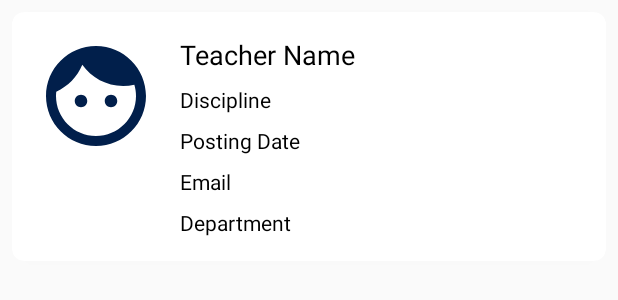
After one commit to Yashrajmotwani/ise_android_project, an Android app built with Jetpack Compose: the layout item_teacher.xml on its own in the app's theme, with its tools: preview values and no code run, on a phone screen of 412 x 824 dp. The commit adds this screen. Shown: the top 300 px of the screen. Run offline under Robolectric (Android 15) with nearby library versions, the phone set to English and light mode, and no system bars.

Commit message:
Addition of cardview, dialogbox changes, image of prof

```diff
--- /dev/null
+++ b/app/src/main/res/drawable/baseline_face_24.xml
@@ -0,0 +1,5 @@
+<vector xmlns:android="http://schemas.android.com/apk/res/android" android:height="24dp" android:tint="#011F4B" android:viewportHeight="24" android:viewportWidth="24" android:width="24dp">
+
+    <path android:fillColor="@android:color/white" android:pathData="M9,11.75c-0.69,0 -1.25,0.56 -1.25,1.25s0.56,1.25 1.25,1.25 1.25,-0.56 1.25,-1.25 -0.56,-1.25 -1.25,-1.25zM15,11.75c-0.69,0 -1.25,0.56 -1.25,1.25s0.56,1.25 1.25,1.25 1.25,-0.56 1.25,-1.25 -0.56,-1.25 -1.25,-1.25zM12,2C6.48,2 2,6.48 2,12s4.48,10 10,10 10,-4.48 10,-10S17.52,2 12,2zM12,20c-4.41,0 -8,-3.59 -8,-8 0,-0.29 0.02,-0.58 0.05,-0.86 2.36,-1.05 4.23,-2.98 5.21,-5.37C11.07,8.33 14.05,10 17.42,10c0.78,0 1.53,-0.09 2.25,-0.26 0.21,0.71 0.33,1.47 0.33,2.26 0,4.41 -3.59,8 -8,8z"/>
+
+</vector>
--- /dev/null
+++ b/app/src/main/res/layout/item_teacher.xml
@@ -0,0 +1,95 @@
+<?xml version="1.0" encoding="utf-8"?>
+<androidx.cardview.widget.CardView xmlns:android="http://schemas.android.com/apk/res/android"
+    android:layout_width="match_parent"
+    android:layout_height="wrap_content"
+    xmlns:app="http://schemas.android.com/apk/res-auto"
+    android:layout_margin="8dp"
+    app:cardCornerRadius="8dp"
+    app:cardElevation="4dp">
+
+    <androidx.constraintlayout.widget.ConstraintLayout
+        android:layout_width="match_parent"
+        android:layout_height="wrap_content"
+        android:paddingBottom="16dp">
+
+        <!-- Teacher Image -->
+        <ImageView
+            android:id="@+id/teacherImage"
+            android:layout_width="80dp"
+            android:layout_height="80dp"
+            android:layout_marginTop="16dp"
+            android:layout_marginStart="16dp"
+            android:src="@drawable/baseline_face_24"
+            app:layout_constraintTop_toTopOf="parent"
+            app:layout_constraintStart_toStartOf="parent"
+            android:contentDescription="Teacher Image"
+            android:scaleType="centerCrop" />
+
+        <!-- Teacher Name -->
+        <TextView
+            android:id="@+id/teacherName"
+            android:layout_width="0dp"
+            android:layout_height="wrap_content"
+            android:text="Teacher Name"
+            android:textSize="18sp"
+            android:textColor="@color/black"
+            android:layout_marginTop="16dp"
+            app:layout_constraintTop_toTopOf="parent"
+            app:layout_constraintStart_toEndOf="@id/teacherImage"
+            app:layout_constraintEnd_toEndOf="parent"
+            android:layout_marginStart="16dp"/>
+
+        <!-- Department -->
+        <TextView
+            android:id="@+id/discipline"
+            android:layout_width="wrap_content"
+            android:layout_height="wrap_content"
+            android:text="Discipline"
+            android:textSize="14sp"
+            android:textColor="@color/black"
+            app:layout_constraintTop_toBottomOf="@id/teacherName"
+            app:layout_constraintStart_toEndOf="@id/teacherImage"
+            android:layout_marginTop="8dp"
+            android:layout_marginStart="16dp"/>
+
+        <!-- Posting Date -->
+        <TextView
+            android:id="@+id/postingDate"
+            android:layout_width="wrap_content"
+            android:layout_height="wrap_content"
+            android:text="Posting Date"
+            android:textSize="14sp"
+            android:textColor="@color/black"
+            app:layout_constraintTop_toBottomOf="@id/discipline"
+            app:layout_constraintStart_toEndOf="@id/teacherImage"
+            android:layout_marginTop="8dp"
+            android:layout_marginStart="16dp"/>
+
+        <!-- Email ID -->
+        <TextView
+            android:id="@+id/emailID"
+            android:layout_width="wrap_content"
+            android:layout_height="wrap_content"
+            android:text="Email"
+            android:textSize="14sp"
+            android:textColor="@color/black"
+            app:layout_constraintTop_toBottomOf="@id/postingDate"
+            app:layout_constraintStart_toEndOf="@id/teacherImage"
+            android:layout_marginTop="8dp"
+            android:layout_marginStart="16dp"/>
+
+        <!-- Department -->
+        <TextView
+            android:id="@+id/department"
+            android:layout_width="wrap_content"
+            android:layout_height="wrap_content"
+            android:text="Department"
+            android:textSize="14sp"
+            android:textColor="@color/black"
+            app:layout_constraintTop_toBottomOf="@id/emailID"
+            app:layout_constraintStart_toEndOf="@id/teacherImage"
+            android:layout_marginTop="8dp"
+            android:layout_marginStart="16dp"/>
+    </androidx.constraintlayout.widget.ConstraintLayout>
+
+</androidx.cardview.widget.CardView>
```
Also changed, not shown: app/src/main/java/com/ourapp/ise_app_dev/ProjectAdapter.kt (+7 -1 lines), app/src/main/java/com/ourapp/ise_app_dev/SearchFragment.kt (+37 -1 lines), app/src/main/java/com/ourapp/ise_app_dev/TeacherAdapter.kt (+14 -4 lines), app/src/main/res/layout/dialog_project_details.xml (added, +98 -0 lines).
